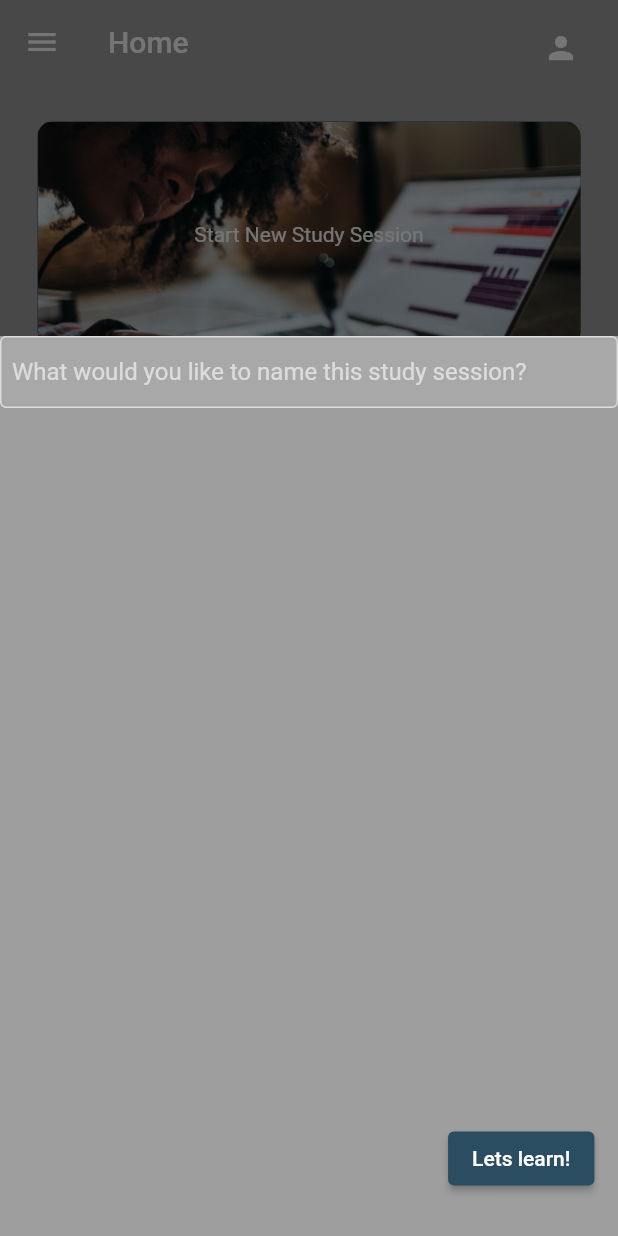
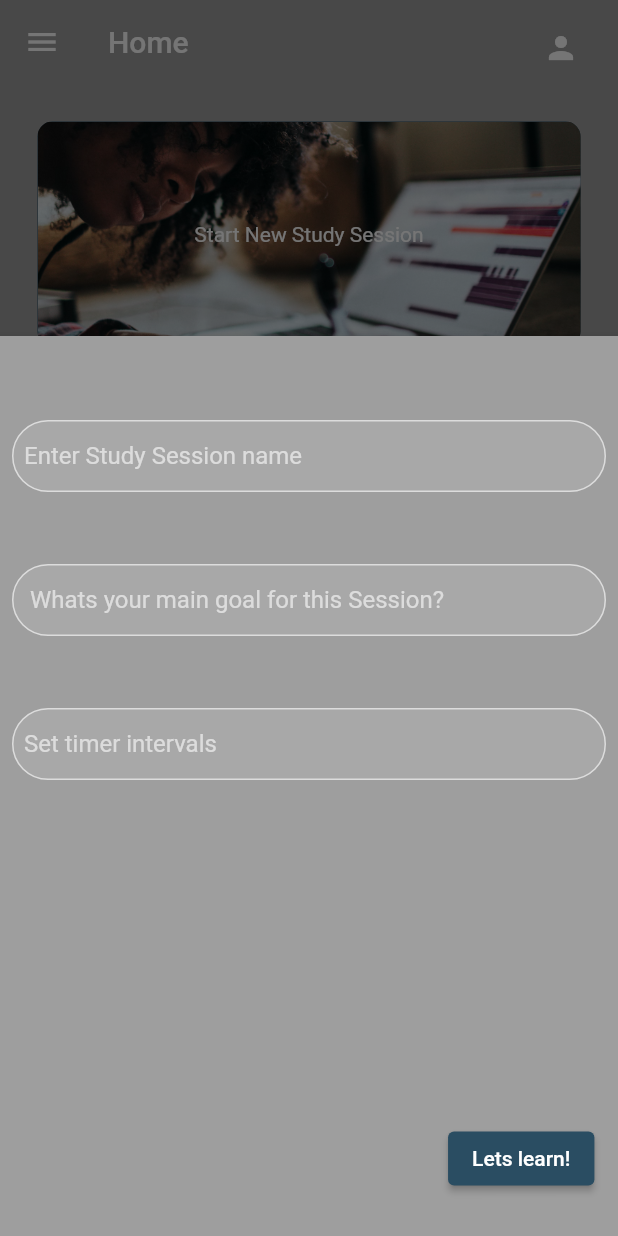
Before and after one commit to kosi-onyeka/StuddyBuddy, a Flutter app: the screen it shows once a user with an empty profile is signed in, after a tap on "Start New Study Session", on a phone screen of 412 x 824 dp. Run offline on Flutter 3.47's test engine with Material 2 defaults, Android fonts, the phone set to English and light mode, and no system bars; our stand-ins replace cloud_firestore, firebase_auth, firebase_core; accounts and stored records are empty.

Commit message:
added textfields to bottom drawer

```diff
--- a/lib/resources/testingstuff.dart
+++ /dev/null
@@ -1,8 +0,0 @@
-import 'package:studdy_bestie/resources/auth_methods.dart';
-
-Future<String> result = AuthMethods().signUpUserWithEmail(
-  email: 'ffff',
-  password: 'fake',
-  reEnterPassword: 'fakeee',
-  nickName: 'kosi',
-);
--- a/lib/screens/landing_screen.dart
+++ b/lib/screens/landing_screen.dart
@@ -86,16 +86,44 @@ class _LandingScreenState extends State<LandingScreen> {
     return showModalBottomSheet(
       backgroundColor: Colors.grey[500],
       isScrollControlled: true,
+      elevation: 5,
       context: context,
       builder: (BuildContext context) {
         return Container(
             height: 600,
             child: Stack(
               children: [
-                TextFieldInput(
-                    textEditingController: TextEditingController(),
-                    hintText: "What would you like to name this study session?",
-                    textInputType: TextInputType.name),
+                Container(
+                  padding: const EdgeInsets.all(8.0),
+                  width: double.infinity,
+                  child: SingleChildScrollView(
+                    child: Column(
+                      children: [
+                        const SizedBox(
+                          height: 48,
+                        ),
+                        TextFieldInput(
+                            textEditingController: TextEditingController(),
+                            hintText: "Enter Study Session name",
+                            textInputType: TextInputType.name),
+                        const SizedBox(
+                          height: 48,
+                        ),
+                        TextFieldInput(
+                            textEditingController: TextEditingController(),
+                            hintText: " Whats your main goal for this Session?",
+                            textInputType: TextInputType.name),
+                        const SizedBox(
+                          height: 48,
+                        ),
+                        TextFieldInput(
+                            textEditingController: TextEditingController(),
+                            hintText: "Set timer intervals",
+                            textInputType: TextInputType.name)
+                      ],
+                    ),
+                  ),
+                ),
                 Align(
                   alignment: const Alignment(0.9, 0.9),
                   child: ElevatedButton(
--- a/lib/widgets/text_field_input.dart
+++ b/lib/widgets/text_field_input.dart
@@ -14,8 +14,9 @@ class TextFieldInput extends StatelessWidget {
 
   @override
   Widget build(BuildContext context) {
-    final inputBorder =
-        OutlineInputBorder(borderSide: Divider.createBorderSide(context));
+    final inputBorder = OutlineInputBorder(
+        borderSide: Divider.createBorderSide(context),
+        borderRadius: BorderRadius.circular(50));
     return TextField(
       controller: textEditingController,
       decoration: InputDecoration(
```
